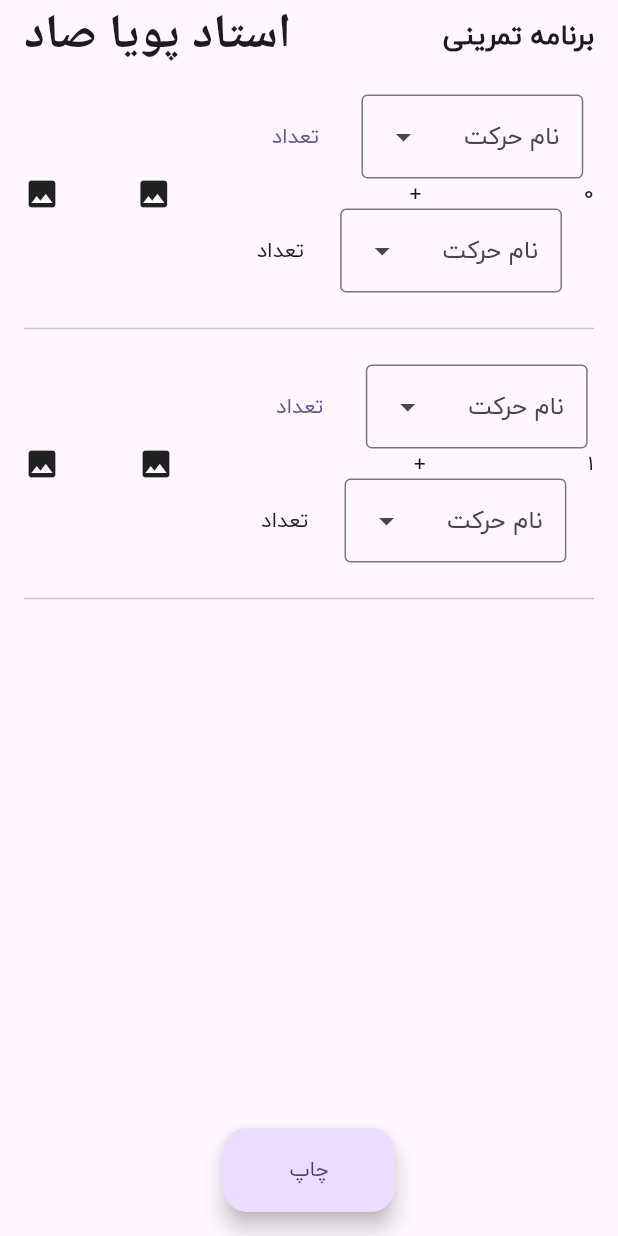
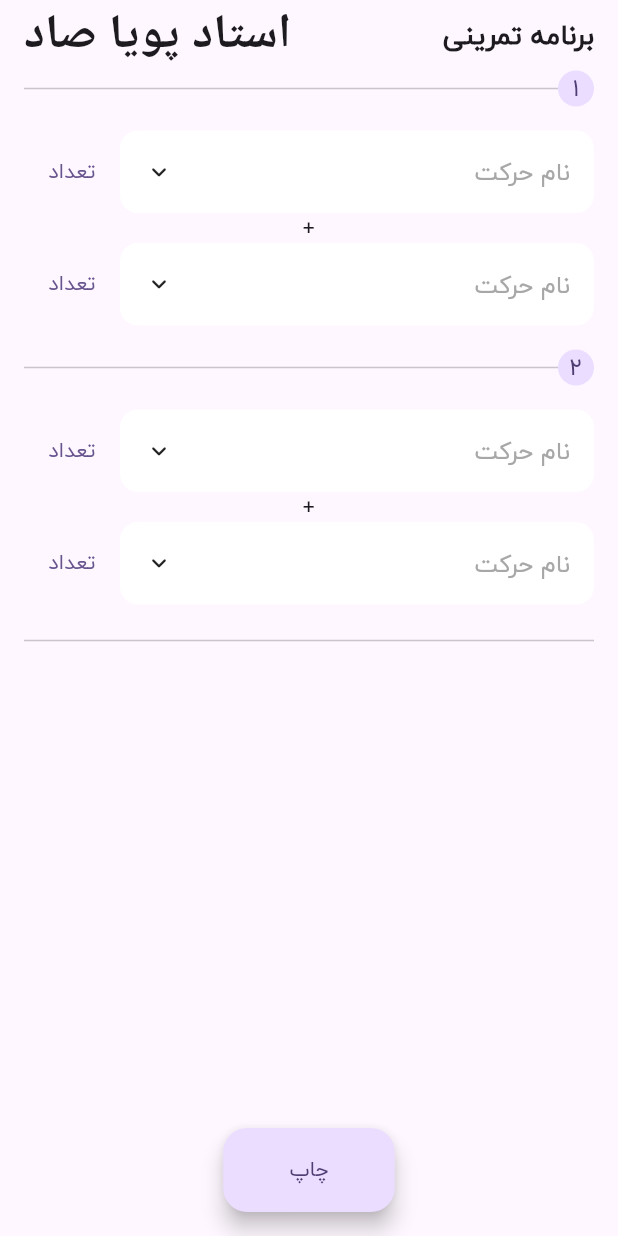
Before and after one commit to MrPouyaSaad/couch, a Flutter app: the screen it shows after launch, on a phone screen of 412 x 824 dp. Run offline on Flutter 3.47's test engine with Material 2 defaults, Android fonts, the phone set to English and light mode, and no system bars; drawn by our look-alikes of animated_custom_dropdown; our stand-ins replace get, open_file; Roboto replaces fonts that are missing (Iran-Nastaliq).

Commit message:
Fixed App

```diff
--- a/lib/home/home_screen.dart
+++ b/lib/home/home_screen.dart
@@ -1,10 +1,16 @@
 // ignore_for_file: public_member_api_docs, sort_constructors_first
+import 'dart:developer';
+import 'dart:io';
+
+import 'package:animated_custom_dropdown/custom_dropdown.dart';
 import 'package:flutter/material.dart';
 import 'package:get/get.dart';
 import 'package:open_file/open_file.dart';
 import 'package:path_provider/path_provider.dart';
-import 'dart:io';
 import 'package:pdf/widgets.dart' as pw;
+
+import 'package:couch/model/exercise.dart';
+import 'package:couch/model/list.dart';
 
 class HomeScreen extends StatelessWidget {
   HomeScreen({super.key});
@@ -55,7 +61,26 @@ class HomeScreen extends StatelessWidget {
           label: Text('چاپ').marginSymmetric(horizontal: 24, vertical: 12),
         ),
         floatingActionButtonLocation: FloatingActionButtonLocation.centerFloat,
-        body: ListView.builder(
+        body: ExerciseList(),
+      ),
+    );
+  }
+}
+
+class ExerciseList extends StatefulWidget {
+  const ExerciseList({
+    super.key,
+  });
+
+  @override
+  State<ExerciseList> createState() => _ExerciseListState();
+}
+
+class _ExerciseListState extends State<ExerciseList> {
+  final bazooList = bazoo;
+  @override
+  Widget build(BuildContext context) {
+    return ListView.builder(
       itemCount: 3,
       padding: EdgeInsets.symmetric(horizontal: 16),
       itemBuilder: (context, index) {
@@ -64,75 +89,102 @@ class HomeScreen extends StatelessWidget {
         } else
           return Column(
             children: [
+              ExerciseNumber(index: index),
               Container(
+                width: double.infinity,
                 margin: const EdgeInsets.symmetric(vertical: 16),
-                    child: Row(
+                child: Column(
                   children: [
-                        Text('${index - 1}'),
-                        Column(
-                          children: [
-                            Row(
-                              children: [
-                                DropdownMenu(
-                                  label: Text('نام حرکت'),
-                                  dropdownMenuEntries: [
-                                    DropdownMenuEntry(
-                                        value: 0, label: 'بالاسینه'),
-                                    DropdownMenuEntry(
-                                        value: 1, label: 'بالاسینه'),
-                                    DropdownMenuEntry(
-                                        value: 2, label: 'بالاسینه'),
-                                    DropdownMenuEntry(
-                                        value: 3, label: 'بالاسینه'),
-                                    DropdownMenuEntry(
-                                        value: 4, label: 'بالاسینه'),
-                                    DropdownMenuEntry(
-                                        value: 5, label: 'بالاسینه'),
-                                  ],
-                                ),
-                                SizedBox(width: 12),
-                                CountOfExercise(),
-                              ],
-                            ),
+                    AddExerciseItem(exercises: bazooList),
                     Text('+'),
-                            Row(
-                              children: [
-                                SizedBox(width: 8),
-                                DropdownMenu(
-                                    label: Text('نام حرکت'),
-                                    dropdownMenuEntries: [
-                                      DropdownMenuEntry(
-                                          value: 0, label: 'بالاسینه'),
-                                      DropdownMenuEntry(
-                                          value: 1, label: 'بالاسینه'),
-                                      DropdownMenuEntry(
-                                          value: 2, label: 'بالاسینه'),
-                                      DropdownMenuEntry(
-                                          value: 3, label: 'بالاسینه'),
-                                      DropdownMenuEntry(
-                                          value: 4, label: 'بالاسینه'),
-                                      DropdownMenuEntry(
-                                          value: 5, label: 'بالاسینه'),
-                                    ]),
-                                SizedBox(width: 24),
-                                Text('تعداد'),
-                              ],
-                            ),
-                          ],
-                        ),
-                        Spacer(),
-                        Icon(Icons.image),
-                        Spacer(),
-                        Icon(Icons.image),
+                    AddExerciseItem(exercises: bazooList),
                   ],
                 ),
               ),
-                  Divider(),
+              if (index == 2) Divider(),
             ],
           );
       },
+    );
+  }
+}
+
+class AddExerciseItem extends StatefulWidget {
+  const AddExerciseItem({
+    Key? key,
+    required this.exercises,
+  }) : super(key: key);
+  final List<ExerciseModel> exercises;
+
+  @override
+  State<AddExerciseItem> createState() => _AddExerciseItemState();
+}
+
+class _AddExerciseItemState extends State<AddExerciseItem> {
+  final basePath = 'assets/images/';
+  bool isSelected = false;
+  String imagePath = '';
+  @override
+  Widget build(BuildContext context) {
+    return Row(
+      children: [
+        Expanded(
+          child: CustomDropdown<ExerciseModel>(
+            hintText: 'نام حرکت',
+            excludeSelected: false,
+            headerBuilder: (context, selectedItem) => Text(
+              selectedItem.name,
+              style: TextStyle(fontSize: 12, fontWeight: FontWeight.bold),
+            ),
+            listItemBuilder: (context, item) => Text(
+              item.name,
+              style: TextStyle(fontSize: 12),
+            ),
+            items: List.generate(
+              widget.exercises.length,
+              (index) {
+                final exercise = widget.exercises[index];
+                return exercise;
+              },
+            ),
+            onChanged: (value) {
+              setState(() {
+                imagePath = value.imagePath;
+                isSelected = true;
+              });
+              log('changing value to: $value');
+            },
           ),
         ),
+        CountOfExercise(),
+        if (isSelected)
+          Expanded(
+            child: Image.asset(basePath + imagePath),
+          ),
+      ],
+    );
+  }
+}
+
+class ExerciseNumber extends StatelessWidget {
+  const ExerciseNumber({
+    Key? key,
+    required this.index,
+  }) : super(key: key);
+  final int index;
+  @override
+  Widget build(BuildContext context) {
+    return Stack(
+      alignment: Alignment.centerRight,
+      children: [
+        Divider(),
+        CircleAvatar(
+          radius: 12,
+          child: Text(
+            '$index',
+          ),
+        ),
+      ],
     );
   }
 }
--- a/lib/model/exercise.dart
+++ b/lib/model/exercise.dart
@@ -6,4 +6,9 @@ class ExerciseModel {
     required this.name,
     required this.imagePath,
   });
+
+  @override
+  String toString() {
+    return name;
+  }
 }
--- /dev/null
+++ b/lib/model/list.dart
@@ -0,0 +1,45 @@
+import 'package:couch/model/exercise.dart';
+
+final List<ExerciseModel> bazoo = [
+  ExerciseModel(name: 'جلو بازو هالتر', imagePath: 'bazoo/j_b_halter.png'),
+  ExerciseModel(
+      name: ' (e-z) جلو بازو هالتر', imagePath: 'bazoo/j_b_halter_ez.png'),
+  ExerciseModel(name: 'جلو بازو لاری', imagePath: 'bazoo/j_b_lary.png'),
+  ExerciseModel(name: 'جلو بازو دمبل', imagePath: 'bazoo/j_b_dmbl.png'),
+  ExerciseModel(
+      name: 'جلو بازو دمبل جفت ', imagePath: 'bazoo/j_b_dmbl_joft.png'),
+  ExerciseModel(
+      name: 'جلو بازو دمبل چکشی', imagePath: 'bazoo/j_b_dmbl_chksh_joft.png'),
+  ExerciseModel(
+      name: 'جلو بازو لاری سیمکش', imagePath: 'bazoo/j_b_lary_sim.png'),
+  ExerciseModel(
+      name: 'جلو بازو لاری دستگاه', imagePath: 'bazoo/j_b_lary_dsg.png'),
+  ExerciseModel(
+      name: 'جلو بازو لاری دمبل', imagePath: 'bazoo/j_b_lary_dmbl_tak.png'),
+  ExerciseModel(
+      name: 'جلو بازو لاری دمبل جفت',
+      imagePath: 'bazoo/j_b_lary_dmbl_joft.png'),
+  ExerciseModel(
+      name: 'جلو بازو دمبل میز شیب', imagePath: 'bazoo/j_b_dmbl_miz_shib.png'),
+  ExerciseModel(name: 'جلو بازو سیمکش', imagePath: 'bazoo/j_b_sim.png'),
+  ExerciseModel(name: 'جلو بازو طناب', imagePath: 'bazoo/j_b_tanb.png'),
+  ExerciseModel(
+      name: 'جلو بازو اسپایدر', imagePath: 'bazoo/j_b_halter_spider.png'),
+  ExerciseModel(
+      name: 'جلو بازو چکشی میز شیب',
+      imagePath: 'bazoo/j_b_chksh_miz_shib_tak.png'),
+  ExerciseModel(name: 'جلو بازو فیگوری', imagePath: 'bazoo/j_b_fig_cbl.png'),
+  ExerciseModel(
+      name: 'جلو بازو دمبل تمرکزی', imagePath: 'bazoo/j_b_dmbl_tamarkzi.png'),
+  ExerciseModel(
+      name: 'جلو بازو دمبل خوابیده', imagePath: 'bazoo/j_b_dmbl_khabide.png'),
+  ExerciseModel(
+      name: 'جلو بازو سیمکش خوابیده', imagePath: 'bazoo/j_b_sim_khabide.png'),
+  ExerciseModel(
+      name: 'جلو بازو صفحه مچ برعکس', imagePath: 'bazoo/j_b_sfh_aks.png'),
+];
+List<ExerciseModel> chest = [];
+List<ExerciseModel> shoulder = [];
+List<ExerciseModel> back = [];
+List<ExerciseModel> leg = [];
+List<ExerciseModel> cardio = [];
```
Lines whose indentation alone changed are shown as unchanged.
